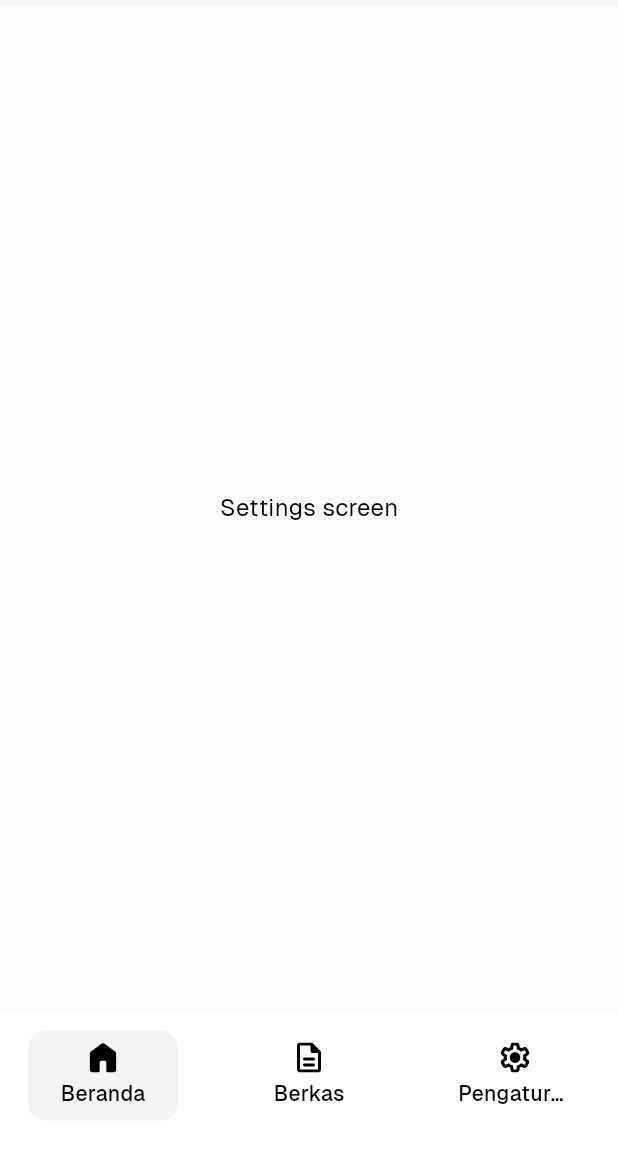
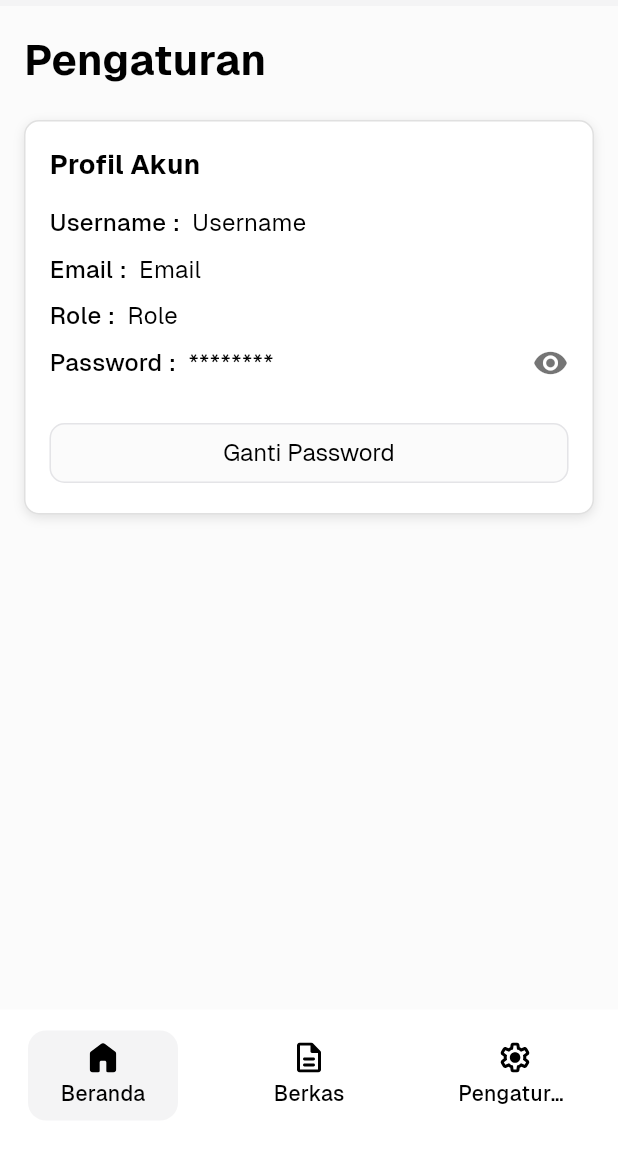
Before and after one commit to MuhammadYaumil1212/SummitDocs, a Flutter app: the screen it shows after launch, swiped to page 3, on a phone screen of 412 x 824 dp, the part 84-1236 px from its top. Run offline on Flutter 3.47's test engine with Material 3 defaults, Android fonts, the phone set to English and light mode, and no system bars; our stand-ins replace bloc, dartz, dio, equatable, flutter_bloc, flutter_svg and 5 more; accounts and stored records are empty; project files that could hold a hidden picture were left out.

Commit message:
implement change password form

```diff
--- a/lib/Presentations/settings/pages/settings_screen.dart
+++ b/lib/Presentations/settings/pages/settings_screen.dart
@@ -1,3 +1,4 @@
+import 'package:SummitDocs/Presentations/settings/widgets/ProfileCard.dart';
 import 'package:flutter/material.dart';
 
 import '../../../commons/widgets/app_text.dart';
@@ -9,8 +10,17 @@ class SettingsScreen extends StatelessWidget {
   Widget build(BuildContext context) {
     return Padding(
       padding: const EdgeInsets.all(16.0),
-      child: Center(
-        child: AppText(text: "Settings screen"),
+      child: Column(
+        crossAxisAlignment: CrossAxisAlignment.start,
+        children: [
+          AppText(
+            text: "Pengaturan",
+            fontSize: 28,
+            fontWeight: FontWeight.w700,
+          ),
+          const SizedBox(height: 20),
+          ProfileCard()
+        ],
       ),
     );
   }
--- /dev/null
+++ b/lib/Presentations/settings/widgets/ProfileCard.dart
@@ -0,0 +1,173 @@
+import 'package:SummitDocs/commons/constants/string.dart';
+import 'package:SummitDocs/commons/widgets/app_button.dart';
+import 'package:SummitDocs/commons/widgets/app_text.dart';
+import 'package:SummitDocs/commons/widgets/app_textfield.dart';
+import 'package:flutter/material.dart';
+import 'package:flutter_svg/flutter_svg.dart';
+
+import '../../../core/config/theme/app_colors.dart';
+
+class ProfileCard extends StatefulWidget {
+  const ProfileCard({super.key});
+
+  @override
+  State<ProfileCard> createState() => _ProfileCardState();
+}
+
+class _ProfileCardState extends State<ProfileCard> {
+  bool _isPasswordVisible = false;
+  TextEditingController paperIdController = TextEditingController();
+  TextEditingController titleController = TextEditingController();
+  TextEditingController conferenceTitleController = TextEditingController();
+  TextEditingController writerController = TextEditingController();
+  TextEditingController timeController = TextEditingController();
+  TextEditingController datePlaceController = TextEditingController();
+
+  @override
+  Widget build(BuildContext context) {
+    return Container(
+      decoration: BoxDecoration(
+        color: Colors.white,
+        borderRadius: BorderRadius.circular(10),
+        border: Border.all(color: Colors.grey.shade300),
+        boxShadow: [
+          BoxShadow(
+            color: Colors.black.withOpacity(0.1),
+            blurRadius: 5,
+            offset: const Offset(0, 2),
+          ),
+        ],
+      ),
+      padding: const EdgeInsets.all(16),
+      child: Column(
+        crossAxisAlignment: CrossAxisAlignment.start,
+        children: [
+          const AppText(
+            text: "Profil Akun",
+            fontWeight: FontWeight.w700,
+            fontSize: 18,
+          ),
+          const SizedBox(height: 10),
+          _buildInfoRow("Username", "Username"),
+          _buildInfoRow("Email", "Email"),
+          _buildInfoRow("Role", "Role"),
+          _buildPasswordRow(),
+          const SizedBox(height: 20),
+          SizedBox(
+            width: double.infinity,
+            child: SizedBox(
+              width: MediaQuery.of(context).size.width,
+              child: AppButton(
+                action: () => _showAddDataDialog(context),
+                text: "Ganti Password",
+                borderColor: AppColors.grayBackground2,
+                backgroundColor: AppColors.secondaryBackground,
+                fontColor: Colors.black,
+                fontWeight: FontWeight.w400,
+              ),
+            ),
+          ),
+        ],
+      ),
+    );
+  }
+
+  void _showAddDataDialog(BuildContext context) {
+    showDialog(
+      context: context,
+      builder: (context) {
+        return AlertDialog(
+          shape: RoundedRectangleBorder(
+            borderRadius: BorderRadius.circular(10),
+          ),
+          backgroundColor: Colors.white,
+          title: AppText(
+            text: "Ganti Password",
+            fontSize: 21,
+            fontWeight: FontWeight.w700,
+          ),
+          content: SingleChildScrollView(
+            child: Column(
+              mainAxisSize: MainAxisSize.min,
+              children: [
+                AppTextfield(
+                  prefixIcon: Icon(
+                    Icons.lock_outline,
+                    color: AppColors.grayBackground3,
+                  ),
+                  obscureText: true,
+                  hint: "Kata sandi lama",
+                  controller: paperIdController,
+                ),
+                AppTextfield(
+                  prefixIcon: Icon(
+                    Icons.lock_outline,
+                    color: AppColors.grayBackground3,
+                  ),
+                  obscureText: true,
+                  hint: "kata sandi baru",
+                  controller: titleController,
+                ),
+                const SizedBox(height: 10),
+                SizedBox(
+                  width: MediaQuery.of(context).size.width,
+                  child: AppButton(text: "Masukkan", action: () {}),
+                ),
+                SizedBox(
+                  width: MediaQuery.of(context).size.width,
+                  child: AppButton(
+                    action: () {
+                      Navigator.of(context).pop();
+                    },
+                    text: "Batalkan",
+                    borderColor: AppColors.grayBackground2,
+                    backgroundColor: AppColors.secondaryBackground,
+                    fontColor: Colors.red,
+                  ),
+                ),
+              ],
+            ),
+          ),
+        );
+      },
+    );
+  }
+
+  Widget _buildInfoRow(String label, String value) {
+    return Padding(
+      padding: const EdgeInsets.symmetric(vertical: 4),
+      child: Row(
+        children: [
+          AppText(text: "$label :", fontWeight: FontWeight.w500),
+          const SizedBox(width: 8),
+          AppText(text: value),
+        ],
+      ),
+    );
+  }
+
+  Widget _buildPasswordRow() {
+    return Padding(
+      padding: const EdgeInsets.symmetric(vertical: 4),
+      child: Row(
+        children: [
+          const AppText(text: "Password :", fontWeight: FontWeight.w500),
+          const SizedBox(width: 8),
+          AppText(text: _isPasswordVisible ? "password123" : "********"),
+          const Spacer(),
+          GestureDetector(
+            onTap: () {
+              setState(() {
+                _isPasswordVisible = !_isPasswordVisible;
+              });
+            },
+            child: Icon(
+              _isPasswordVisible ? Icons.visibility_off : Icons.visibility,
+              color: Colors.black54,
+            ),
+          ),
+        ],
+      ),
+    );
+  }
+}
--- a/lib/commons/constants/string.dart
+++ b/lib/commons/constants/string.dart
@@ -25,4 +25,6 @@ class AppString {
 
   static const infoIcon = "${appIcons}info_icon.svg";
   static const downloadIcon = "${appIcons}download_icon.svg";
+
+  static const lockIcon = "${appIcons}lock_icon.svg";
 }
--- a/lib/commons/widgets/app_button.dart
+++ b/lib/commons/widgets/app_button.dart
@@ -9,6 +9,7 @@ class AppButton extends StatelessWidget {
   final Color? fontColor;
   final Color? backgroundColor;
   final Color? borderColor;
+  final FontWeight? fontWeight;
 
   const AppButton({
     super.key,
@@ -17,6 +18,7 @@ class AppButton extends StatelessWidget {
     this.fontColor,
     this.backgroundColor,
     this.borderColor,
+    this.fontWeight,
   });
 
   @override
@@ -32,7 +34,7 @@ class AppButton extends StatelessWidget {
       ),
       child: AppText(
         text: text,
-        fontWeight: FontWeight.w700,
+        fontWeight: fontWeight ?? FontWeight.w700,
         fontColor: fontColor ?? Colors.white,
       ),
     );
--- a/lib/core/config/theme/app_colors.dart
+++ b/lib/core/config/theme/app_colors.dart
@@ -7,6 +7,7 @@ class AppColors {
 
   static const grayBackground = Color(0xffF4F4F5);
   static const grayBackground2 = Color(0xffE4E4E7);
+  static const grayBackground3 = Color(0xff71717A);
 
   static const greenSuccess = Color(0xff00C01A);
   static const redFailed = Color(0xffFF0000);
```
Also changed, not shown: lib/Presentations/LoA/pages/files_loa_screen.dart (+25 -33 lines), lib/commons/widgets/app_textfield.dart (+55 -24 lines), assets/icons/lock_icon.svg (added).
